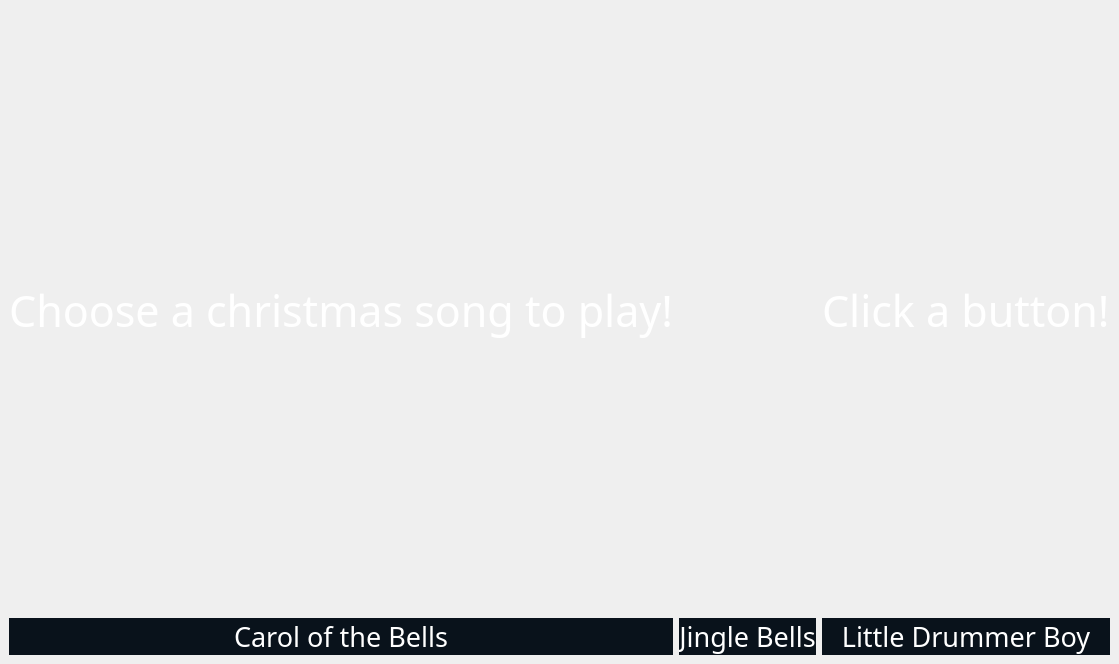
First picture: the form in test.ui, repository JasonLuckow/ProjectLab2, before the edit.
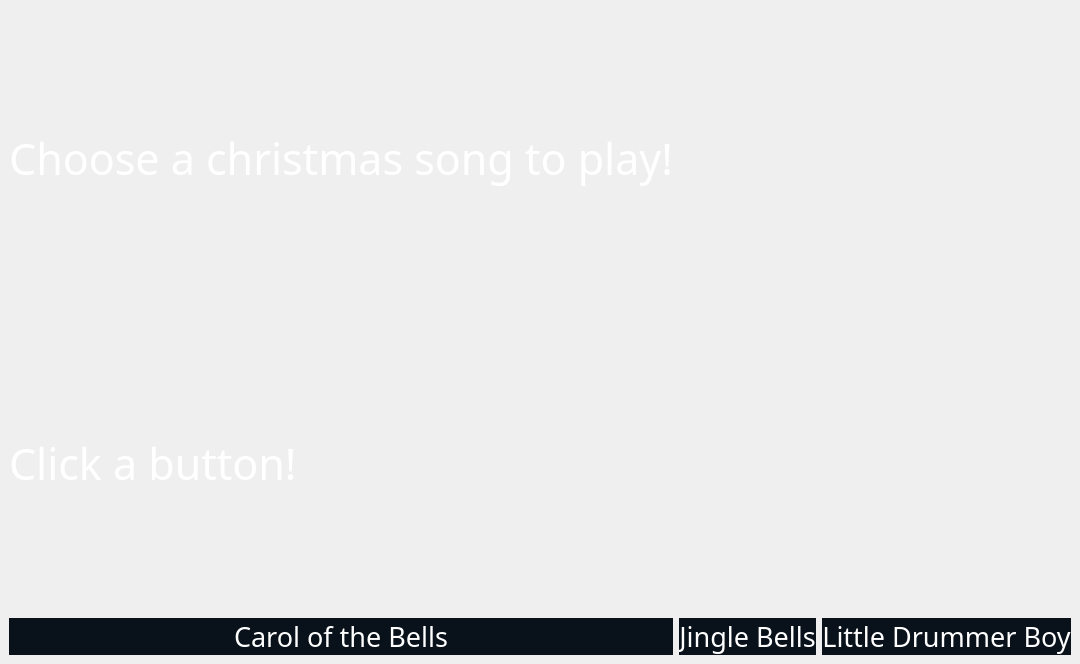
Second picture: the form after the edit.

What changed in the file:
```diff
--- a/test.ui
+++ b/test.ui
@@ -27,7 +27,7 @@
     </size>
    </property>
    <layout class="QGridLayout" name="gridLayout">
-    <item row="2" column="0">
+    <item row="2" column="1">
      <widget class="QLabel" name="label1">
       <property name="font">
        <font>
@@ -50,7 +50,7 @@
       </property>
      </widget>
     </item>
-    <item row="3" column="0">
+    <item row="4" column="1">
      <widget class="QPushButton" name="carolbtn">
       <property name="sizePolicy">
        <sizepolicy hsizetype="Minimum" vsizetype="Fixed">
@@ -78,30 +78,7 @@
       </property>
      </widget>
     </item>
-    <item row="2" column="2">
-     <widget class="QLabel" name="label2">
-      <property name="font">
-       <font>
-        <family>SantasSleighFull</family>
-        <pointsize>32</pointsize>
-        <weight>50</weight>
-        <italic>false</italic>
-        <bold>false</bold>
-       </font>
-      </property>
-      <property name="styleSheet">
-       <string notr="true">color: rgb(255, 255, 255);
-font: 32pt &quot;SantasSleighFull&quot;;</string>
-      </property>
-      <property name="text">
-       <string>Click a button!</string>
-      </property>
-      <property name="alignment">
-       <set>Qt::AlignLeading|Qt::AlignLeft|Qt::AlignVCenter</set>
-      </property>
-     </widget>
-    </item>
-    <item row="3" column="1">
+    <item row="4" column="2">
      <widget class="QPushButton" name="jinglebtn">
       <property name="sizePolicy">
        <sizepolicy hsizetype="Minimum" vsizetype="Fixed">
@@ -129,7 +106,7 @@
       </property>
      </widget>
     </item>
-    <item row="3" column="2">
+    <item row="4" column="3">
      <widget class="QPushButton" name="littlebtn">
       <property name="font">
        <font>
@@ -151,12 +128,35 @@
       </property>
      </widget>
     </item>
+    <item row="3" column="1">
+     <widget class="QLabel" name="label2">
+      <property name="font">
+       <font>
+        <family>SantasSleighFull</family>
+        <pointsize>32</pointsize>
+        <weight>50</weight>
+        <italic>false</italic>
+        <bold>false</bold>
+       </font>
+      </property>
+      <property name="styleSheet">
+       <string notr="true">color: rgb(255, 255, 255);
+font: 32pt &quot;SantasSleighFull&quot;;</string>
+      </property>
+      <property name="text">
+       <string>Click a button!</string>
+      </property>
+      <property name="alignment">
+       <set>Qt::AlignLeading|Qt::AlignLeft|Qt::AlignVCenter</set>
+      </property>
+     </widget>
+    </item>
    </layout>
    <zorder>jinglebtn</zorder>
    <zorder>littlebtn</zorder>
    <zorder>carolbtn</zorder>
-   <zorder>label2</zorder>
    <zorder>label1</zorder>
+   <zorder>label2</zorder>
   </widget>
  </widget>
  <resources/>
```
